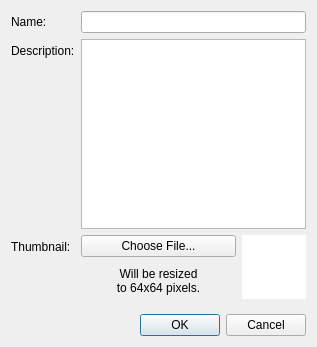
This is src/desktop/ui/brushpresetproperties.ui in drawpile/Drawpile as Qt 5 draws it before an edit. The edited form follows.
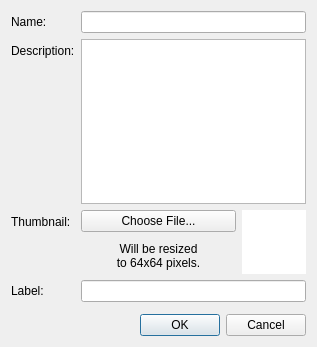
This is the edited form. Icons and pictures are not drawn.

Commit message:
Allow putting a label on brush thumbnails
This just draws some text at the bottom of the thumbnail, like many
other brushes have. More convenient than having to manually fiddle
together a thumnail or making do with the indistinguishable dot.

```diff
--- a/src/desktop/ui/brushpresetproperties.ui
+++ b/src/desktop/ui/brushpresetproperties.ui
@@ -134,6 +134,16 @@
      </property>
     </widget>
    </item>
+   <item row="4" column="0">
+    <widget class="QLabel" name="labelLabel">
+     <property name="text">
+      <string>Label:</string>
+     </property>
+    </widget>
+   </item>
+   <item row="4" column="1">
+    <widget class="QLineEdit" name="label"/>
+   </item>
   </layout>
  </widget>
  <resources/>
```
The commit also changes 3 other files.
